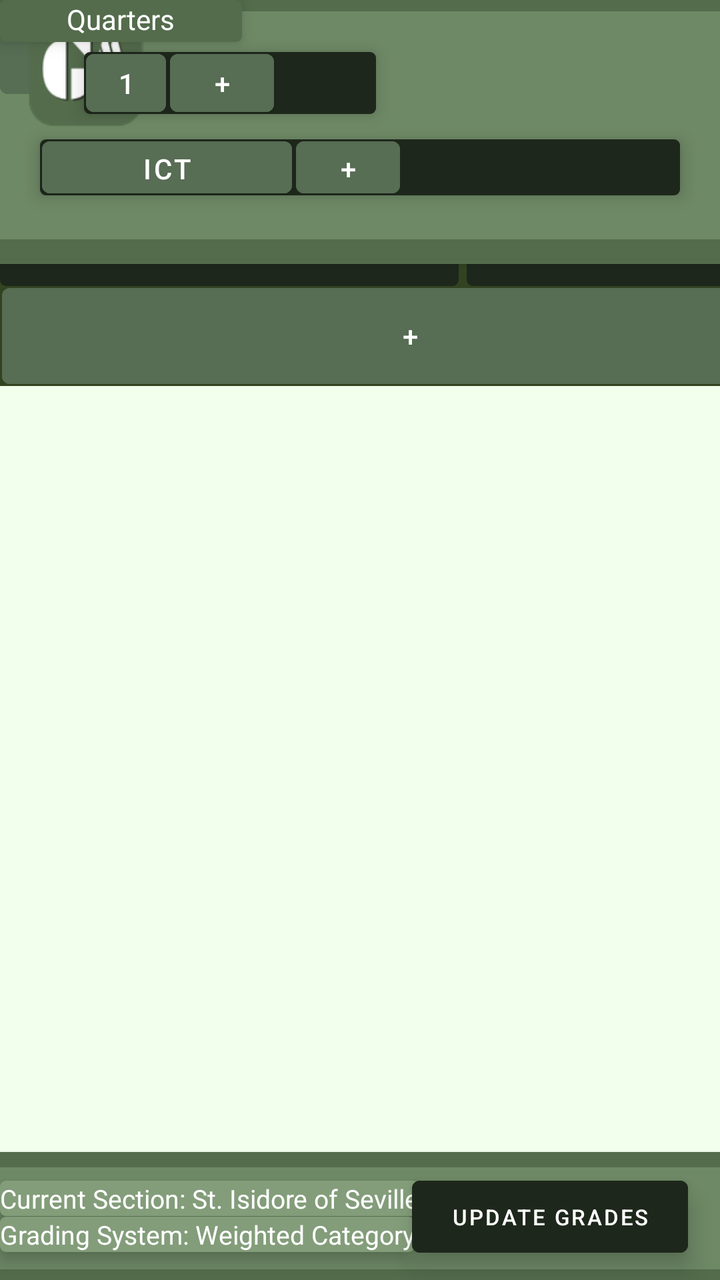
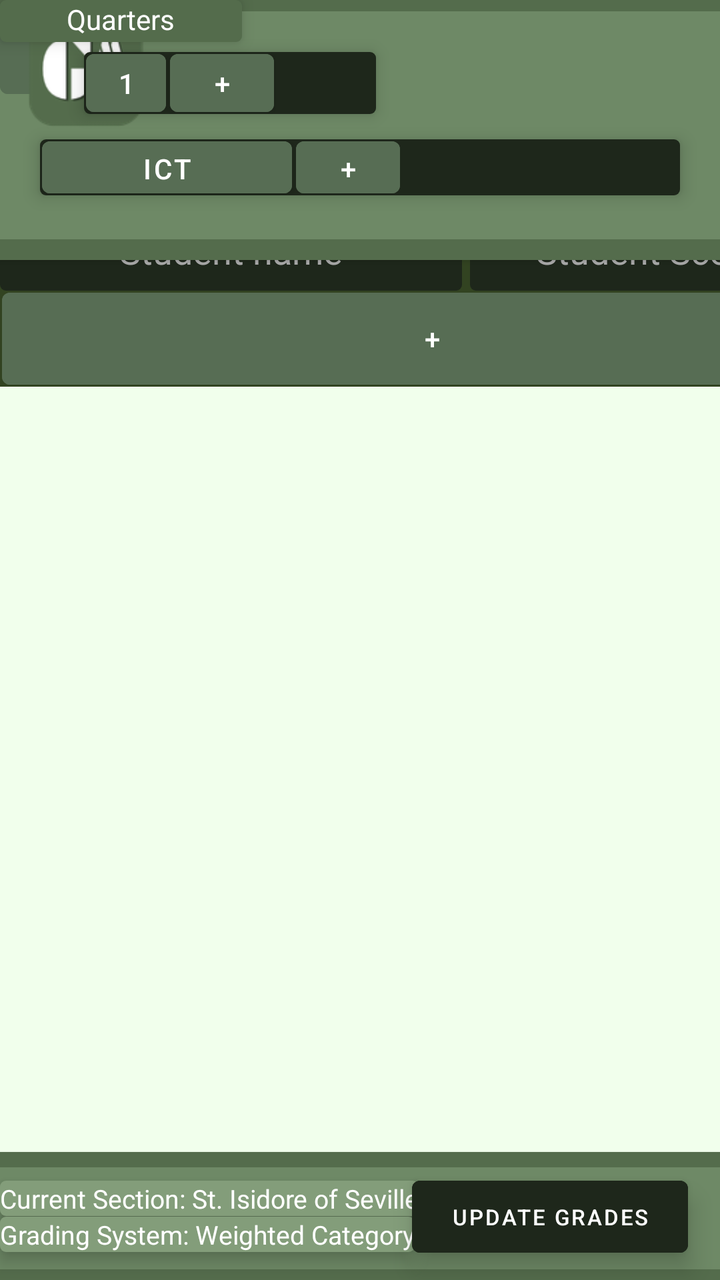

Two renders of the same Android screen: before a commit and after it. Below are the layout's source before the change and the commit's diff.
<!-- AndroidManifest.xml: application theme Theme.GradingMadeEasy -->
<!-- res/layout/pena_activity_section_template.xml -->
<?xml version="1.0" encoding="utf-8"?>
<androidx.constraintlayout.widget.ConstraintLayout xmlns:android="http://schemas.android.com/apk/res/android"
    xmlns:app="http://schemas.android.com/apk/res-auto"
    xmlns:tools="http://schemas.android.com/tools"
    android:id="@+id/main"
    android:layout_width="match_parent"
    android:layout_height="match_parent"
    tools:context=".SectionTemplate">

    <TextView
        android:id="@+id/quarterOrSemesterHolder"
        android:layout_width="121dp"
        android:layout_height="21dp"
        android:layout_weight="1"
        android:background="@drawable/rounded_bg"
        android:backgroundTint="#546c4c"
        android:text="Quarters"
        android:textAlignment="center"
        android:textColor="@color/white"
        android:translationZ="5dp"
        tools:layout_editor_absoluteX="46dp"
        tools:layout_editor_absoluteY="16dp" />

    <HorizontalScrollView
        android:id="@+id/currentQuarters"
        android:layout_width="146dp"
        android:layout_height="31dp"
        android:layout_marginStart="30dp"
        android:layout_marginTop="20dp"
        android:layout_marginEnd="30dp"
        android:layout_marginBottom="426dp"
        android:background="@drawable/rounded_bg"
        android:backgroundTint="#1e271b"
        android:translationZ="5dp"
        app:layout_constraintBottom_toBottomOf="parent"
        app:layout_constraintEnd_toEndOf="parent"
        app:layout_constraintHorizontal_bias="0.078"
        app:layout_constraintStart_toStartOf="parent"
        app:layout_constraintTop_toTopOf="parent"
        app:layout_constraintVertical_bias="0.036">

        <LinearLayout
            android:layout_width="wrap_content"
            android:layout_height="match_parent"
            android:orientation="Horizontal">

            <Button
                android:id="@+id/quarter1Button"
                android:layout_width="40dp"
                android:layout_height="match_parent"
                android:layout_margin="1dp"
                android:layout_weight="1"
                android:backgroundTint="#576D54"
                android:insetTop="0dp"
                android:insetBottom="0dp"
                android:text="1" />

            <Button
                android:id="@+id/addCategory2"
                android:layout_width="52dp"
                android:layout_height="match_parent"
                android:layout_margin="1dp"
                android:layout_weight="1"
                android:backgroundTint="#576D54"
                android:insetTop="0dp"
                android:insetBottom="0dp"
                android:text="+" />
        </LinearLayout>
    </HorizontalScrollView>

    <ScrollView
        android:id="@+id/scrollViewOfStudents"
        android:layout_width="410dp"
        android:layout_height="698dp"
        android:layout_marginEnd="2dp"
        android:background="#f1ffec"
        app:layout_constraintBottom_toTopOf="@+id/viewBoxColorGreenBottom"
        app:layout_constraintEnd_toEndOf="parent"
        app:layout_constraintHorizontal_bias="0.0"
        app:layout_constraintStart_toStartOf="parent"
        app:layout_constraintTop_toBottomOf="@+id/viewBoxColorGreenInsideTop"
        app:layout_constraintVertical_bias="0.472">

        <LinearLayout
            android:id="@+id/layoutForListOfStudents"
            android:layout_width="match_parent"
            android:layout_height="300dp"
            android:background="#324321"
            android:orientation="vertical">

            <HorizontalScrollView
                android:id="@+id/WorkHolderScroll"
                android:layout_width="350dp"
                android:layout_height="32dp"
                android:layout_marginStart="30dp"
                android:layout_marginTop="10dp"
                android:layout_marginEnd="50dp"
                android:background="@drawable/rounded_bg"
                android:backgroundTint="#1e271b"
                android:translationZ="5dp">

                <LinearLayout
                    android:id="@+id/linearLayoutForWorkholder"
                    android:layout_width="wrap_content"
                    android:layout_height="match_parent"
                    android:orientation="horizontal">

                    <Button
                        android:id="@+id/work1"
                        android:layout_width="35dp"
                        android:layout_height="match_parent"
                        android:layout_margin="1dp"
                        android:backgroundTint="#576D54"
                        android:insetTop="0dp"
                        android:insetBottom="0dp"
                        android:text="1" />

                    <Button
                        android:id="@+id/overall"
                        android:layout_width="wrap_content"
                        android:layout_height="match_parent"
                        android:layout_margin="1dp"
                        android:backgroundTint="#576D54"
                        android:insetTop="0dp"
                        android:insetBottom="0dp"
                        android:text="overall" />

                    <Button
                        android:id="@+id/addWork"
                        android:layout_width="40dp"
                        android:layout_height="match_parent"
                        android:layout_margin="1dp"
                        android:backgroundTint="#576D54"
                        android:insetTop="0dp"
                        android:insetBottom="0dp"
                        android:text="+" />
                </LinearLayout>
            </HorizontalScrollView>

            <TextView
                android:id="@+id/WorkholderTextIndicator"
                android:layout_width="match_parent"
                android:layout_height="wrap_content"
                android:layout_weight="1"
                android:text="STUDENT WORKS"
                android:textAlignment="center"
                android:textColor="@color/white" />

            <TextView
                android:id="@+id/borderForStudentListTextHolder_STUDENT"
                android:layout_width="match_parent"
                android:layout_height="36dp"
                android:layout_weight="1"
                android:background="@drawable/rounded_bg"
                android:backgroundTint="#546c4c"
                android:text="STUDENT            SCORE"
                android:textAlignment="center"
                android:textColor="@color/white"
                android:textSize="30dp" />

            <LinearLayout
                android:id="@+id/StudentInformation"
                android:layout_width="match_parent"
                android:layout_height="wrap_content"
                android:orientation="horizontal">

                <EditText
                    android:id="@+id/studentNameInput"
                    android:layout_width="0dp"
                    android:layout_height="match_parent"
                    android:layout_weight="1.3"
                    android:background="@drawable/rounded_bg"
                    android:backgroundTint="#1e271b"
                    android:hint="Student name"
                    android:inputType="text"
                    android:padding="8dp"
                    android:textAlignment="center"
                    android:textColor="#FFFFFF"
                    android:textColorHint="#AAAAAA" />

                <EditText
                    android:id="@+id/studentScoreInput"
                    android:layout_width="0dp"
                    android:layout_height="wrap_content"
                    android:layout_marginStart="4dp"
                    android:layout_weight="1"
                    android:background="@drawable/rounded_bg"
                    android:backgroundTint="#1e271b"
                    android:hint="Student Score"
                    android:inputType="numberDecimal"
                    android:padding="8dp"
                    android:textAlignment="center"
                    android:textColor="#FFFFFF"
                    android:textColorHint="#AAAAAA" />

            </LinearLayout>

            <Button
                android:id="@+id/addStudentInformation"
                android:layout_width="match_parent"
                android:layout_height="match_parent"
                android:layout_margin="1dp"
                android:layout_weight="1"
                android:backgroundTint="#576D54"
                android:insetTop="0dp"
                android:insetBottom="0dp"
                android:text="+" />


        </LinearLayout>
    </ScrollView>

    <View
        android:id="@+id/viewBoxColorGreenTop"
        android:layout_width="409dp"
        android:layout_height="132dp"
        android:layout_marginBottom="419dp"
        android:background="#546c4c"
        android:translationZ="2dp"
        app:layout_constraintBottom_toBottomOf="parent"
        app:layout_constraintEnd_toEndOf="parent"
        app:layout_constraintHorizontal_bias="0.0"
        app:layout_constraintStart_toStartOf="parent"
        app:layout_constraintTop_toTopOf="parent"
        app:layout_constraintVertical_bias="0.0" />

    <View
        android:id="@+id/viewBoxColorGreenBottom"
        android:layout_width="413dp"
        android:layout_height="64dp"
        android:background="#546c4c"
        android:translationZ="2dp"
        app:layout_constraintBottom_toBottomOf="parent"
        app:layout_constraintEnd_toEndOf="parent"
        app:layout_constraintHorizontal_bias="0.0"
        app:layout_constraintStart_toStartOf="parent"
        app:layout_constraintTop_toTopOf="parent"
        app:layout_constraintVertical_bias="1.0" />

    <View
        android:id="@+id/viewBoxColorGreenInsideBottom"
        android:layout_width="395dp"
        android:layout_height="51dp"
        android:background="#6E8966"
        android:translationZ="2dp"
        app:layout_constraintBottom_toBottomOf="parent"
        app:layout_constraintEnd_toEndOf="parent"
        app:layout_constraintHorizontal_bias="0.444"
        app:layout_constraintStart_toStartOf="parent"
        app:layout_constraintTop_toTopOf="parent"
        app:layout_constraintVertical_bias="0.991" />


    <View
        android:id="@+id/viewBoxColorGreenInsideTop"
        android:layout_width="399dp"
        android:layout_height="114dp"
        android:background="#6E8966"
        android:translationZ="2dp"
        app:layout_constraintBottom_toBottomOf="parent"
        app:layout_constraintEnd_toEndOf="parent"
        app:layout_constraintHorizontal_bias="0.333"
        app:layout_constraintStart_toStartOf="parent"
        app:layout_constraintTop_toTopOf="parent"
        app:layout_constraintVertical_bias="0.011" />

    <TextView
        android:id="@+id/sectionInformation_GradingSystemInformation"
        android:layout_width="wrap_content"
        android:layout_height="wrap_content"
        android:layout_marginStart="8dp"
        android:layout_marginTop="485dp"
        android:layout_marginEnd="171dp"
        android:layout_marginBottom="13dp"
        android:background="@drawable/rounded_bg"
        android:backgroundTint="#839d7a"
        android:text="Grading System: Weighted Category"
        android:textColor="@color/white"
        android:textSize="13sp"
        android:translationZ="5dp"
        app:layout_constraintBottom_toBottomOf="parent"
        app:layout_constraintEnd_toEndOf="parent"
        app:layout_constraintHorizontal_bias="0.307"
        app:layout_constraintStart_toStartOf="parent"
        app:layout_constraintTop_toTopOf="parent"
        app:layout_constraintVertical_bias="0.992" />

    <TextView
        android:id="@+id/sectionInformationBottom_Section"
        android:layout_width="wrap_content"
        android:layout_height="wrap_content"
        android:layout_marginStart="8dp"
        android:layout_marginTop="467dp"
        android:layout_marginEnd="170dp"
        android:layout_marginBottom="31dp"
        android:background="@drawable/rounded_bg"
        android:backgroundTint="#839d7a"
        android:text="Current Section: St. Isidore of Seville"
        android:textColor="@color/white"
        android:textSize="13sp"
        android:translationZ="5dp"
        app:layout_constraintBottom_toBottomOf="parent"
        app:layout_constraintEnd_toEndOf="parent"
        app:layout_constraintHorizontal_bias="0.307"
        app:layout_constraintStart_toStartOf="parent"
        app:layout_constraintTop_toTopOf="parent"
        app:layout_constraintVertical_bias="0.992" />

    <Button
        android:id="@+id/button"
        android:layout_width="138dp"
        android:layout_height="48dp"
        android:layout_marginStart="274dp"
        android:layout_marginTop="466dp"
        android:layout_marginEnd="16dp"
        android:layout_marginBottom="6dp"
        android:backgroundTint="#1e271b"
        android:text="Update Grades"
        android:textSize="11sp"
        android:translationZ="5dp"
        app:layout_constraintBottom_toBottomOf="parent"
        app:layout_constraintEnd_toEndOf="parent"
        app:layout_constraintHorizontal_bias="1.0"
        app:layout_constraintStart_toStartOf="parent"
        app:layout_constraintTop_toTopOf="parent"
        app:layout_constraintVertical_bias="0.986" />

    <HorizontalScrollView
        android:id="@+id/currentCategoryHolder"
        android:layout_width="320dp"
        android:layout_height="28dp"
        android:layout_marginStart="30dp"
        android:layout_marginTop="68dp"
        android:layout_marginEnd="30dp"
        android:layout_marginBottom="426dp"
        android:background="@drawable/rounded_bg"
        android:backgroundTint="#1e271b"
        android:translationZ="5dp"
        app:layout_constraintBottom_toBottomOf="parent"
        app:layout_constraintEnd_toEndOf="parent"
        app:layout_constraintStart_toStartOf="parent"
        app:layout_constraintTop_toTopOf="parent"
        app:layout_constraintVertical_bias="0.013">

        <LinearLayout
            android:id="@+id/linearLayoutForCategories"
            android:layout_width="wrap_content"
            android:layout_height="match_parent"
            android:orientation="Horizontal">

            <Button
                android:id="@+id/currentCategory"
                android:layout_width="125dp"
                android:layout_height="match_parent"
                android:layout_margin="1dp"
                android:backgroundTint="#576D54"
                android:insetTop="0dp"
                android:insetBottom="0dp"
                android:text="ICT" />

            <Button
                android:id="@+id/addCategory"
                android:layout_width="52dp"
                android:layout_height="match_parent"
                android:layout_margin="1dp"
                android:backgroundTint="#576D54"
                android:insetTop="0dp"
                android:insetBottom="0dp"
                android:text="+" />

        </LinearLayout>
    </HorizontalScrollView>

    <Button
        android:id="@+id/exit"
        android:layout_width="40dp"
        android:layout_height="53dp"
        android:text="X"
        android:backgroundTint="#576D54"
        app:layout_constraintBottom_toBottomOf="parent"
        app:layout_constraintEnd_toEndOf="parent"
        app:layout_constraintHorizontal_bias="0.0"
        app:layout_constraintStart_toStartOf="parent"
        app:layout_constraintTop_toTopOf="parent"
        app:layout_constraintVertical_bias="0.0" />

    <ImageView
        android:id="@+id/imageView"
        android:layout_width="85dp"
        android:layout_height="70dp"
        android:translationZ="2dp"
        app:srcCompat="@drawable/GradingMadeEasyLogo"
        tools:layout_editor_absoluteX="330dp"
        tools:layout_editor_absoluteY="9dp" />


</androidx.constraintlayout.widget.ConstraintLayout>
<!-- resources referenced by this layout -->
<resources>
  <color name="white">#FFFFFFFF</color>
  <!-- drawable GradingMadeEasyLogo: png bitmap (drawable, 6187 bytes) -->
  <!-- drawable rounded_bg (drawable) -->
  <?xml version="1.0" encoding="utf-8"?>
  <shape xmlns:android="http://schemas.android.com/apk/res/android"
      android:shape="rectangle">
      <solid android:color="#FFFFFF" />
      <corners android:radius="3dp" />
  </shape>
  <style name="Theme.GradingMadeEasy" parent="Theme.MaterialComponents.DayNight.DarkActionBar">
          
          <item name="colorPrimary">@color/purple_500</item>
          <item name="colorPrimaryVariant">@color/purple_700</item>
          <item name="colorOnPrimary">@color/white</item>
          
          <item name="colorSecondary">@color/teal_200</item>
          <item name="colorSecondaryVariant">@color/teal_700</item>
          <item name="colorOnSecondary">@color/black</item>
          
          <item name="android:statusBarColor">?attr/colorPrimaryVariant</item>
          
      </style>
  <color name="purple_500">#FF6200EE</color>
  <color name="purple_700">#FF3700B3</color>
  <color name="teal_200">#FF03DAC5</color>
  <color name="teal_700">#FF018786</color>
  <color name="black">#FF000000</color>
</resources>

<!-- the commit's change to res/layout/pena_activity_section_template.xml (unified diff, before → after) -->
@@ -70,8 +70,8 @@
 
     <ScrollView
         android:id="@+id/scrollViewOfStudents"
-        android:layout_width="410dp"
-        android:layout_height="698dp"
+        android:layout_width="413dp"
+        android:layout_height="693dp"
         android:layout_marginEnd="2dp"
         android:background="#f1ffec"
         app:layout_constraintBottom_toTopOf="@+id/viewBoxColorGreenBottom"
@@ -197,8 +197,8 @@
 
             <Button
                 android:id="@+id/addStudentInformation"
-                android:layout_width="match_parent"
-                android:layout_height="match_parent"
+                android:layout_width="430dp"
+                android:layout_height="46dp"
                 android:layout_margin="1dp"
                 android:layout_weight="1"
                 android:backgroundTint="#576D54"
@@ -212,8 +212,8 @@
 
     <View
         android:id="@+id/viewBoxColorGreenTop"
-        android:layout_width="409dp"
-        android:layout_height="132dp"
+        android:layout_width="414dp"
+        android:layout_height="130dp"
         android:layout_marginBottom="419dp"
         android:background="#546c4c"
         android:translationZ="2dp"
